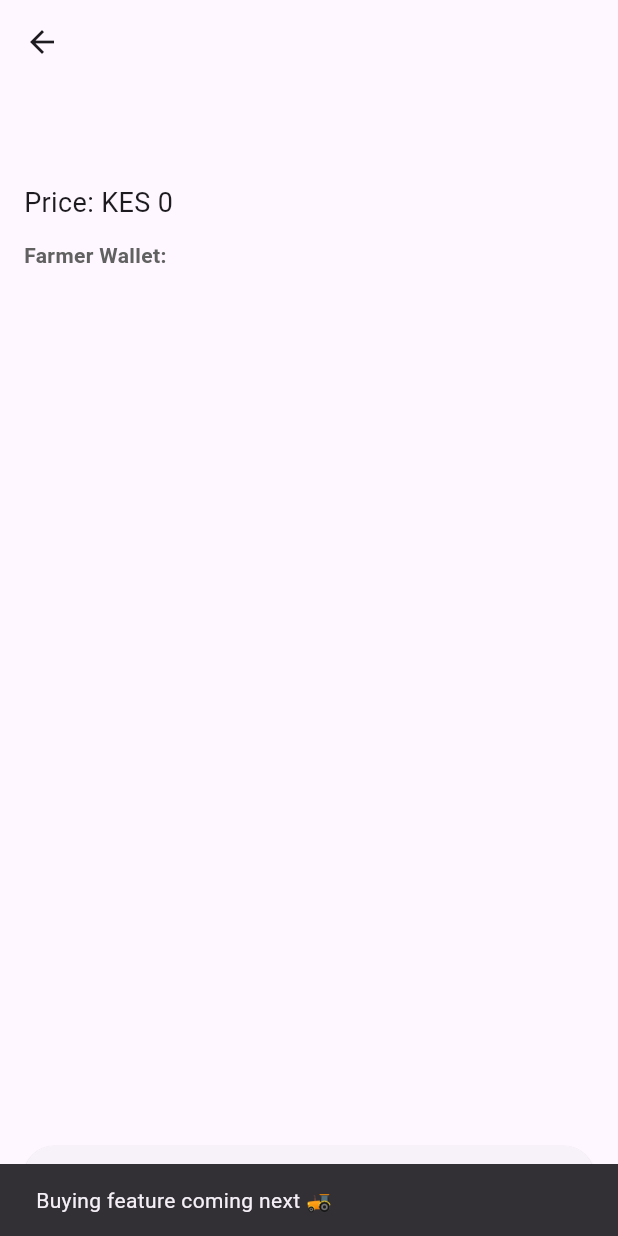
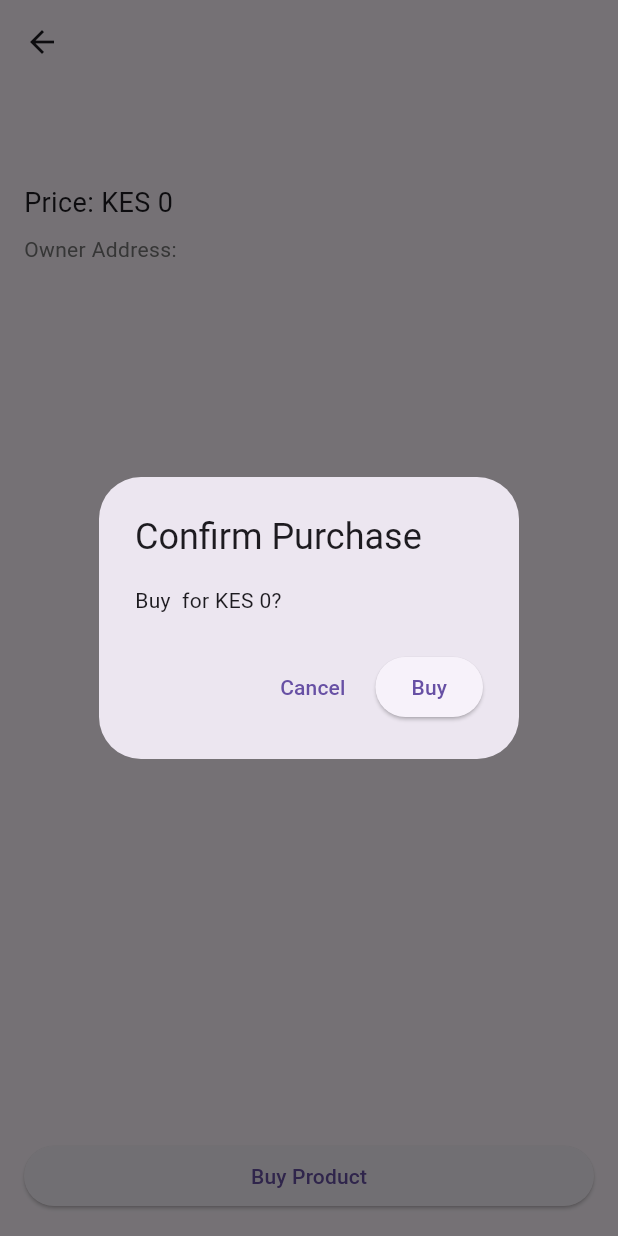
Before and after one commit to Clyn1/Polkadot-Market-Place-App, a Flutter app: the ProductDetailScreen screen opened directly with empty values, after a tap on "Buy Product", on a phone screen of 412 x 824 dp. Run offline on Flutter 3.47's test engine with Material 3 defaults, Android fonts, the phone set to English and light mode, and no system bars.

Commit message:
updated product_detail_screen

```diff
--- a/lib/features/home/product_detail_screen.dart
+++ b/lib/features/home/product_detail_screen.dart
@@ -5,6 +5,35 @@ class ProductDetailScreen extends StatelessWidget {
   final Product product;
 
   const ProductDetailScreen({super.key, required this.product});
+
+  void _showBuyDialog(BuildContext context) {
+    showDialog(
+      context: context,
+      builder: (_) => AlertDialog(
+        title: const Text('Confirm Purchase'),
+        content: Text(
+          'Buy ${product.name} for KES ${product.price}?',
+        ),
+        actions: [
+          TextButton(
+            onPressed: () => Navigator.pop(context),
+            child: const Text('Cancel'),
+          ),
+          ElevatedButton(
+            onPressed: () {
+              Navigator.pop(context);
+              ScaffoldMessenger.of(context).showSnackBar(
+                const SnackBar(
+                  content: Text('Purchase successful (mock)'),
+                ),
+              );
+            },
+            child: const Text('Buy'),
+          ),
+        ],
+      ),
+    );
+  }
 
   @override
   Widget build(BuildContext context) {
@@ -20,45 +49,30 @@ class ProductDetailScreen extends StatelessWidget {
             Text(
               product.name,
               style: const TextStyle(
-                fontSize: 26,
+                fontSize: 24,
                 fontWeight: FontWeight.bold,
               ),
             ),
-            const SizedBox(height: 12),
-
+            const SizedBox(height: 16),
             Text(
               'Price: KES ${product.price}',
               style: const TextStyle(fontSize: 18),
             ),
-            const SizedBox(height: 12),
-
+            const SizedBox(height: 8),
             Text(
-              'Farmer Wallet:',
-              style: TextStyle(
-                fontWeight: FontWeight.bold,
-                color: Colors.grey[700],
-              ),
+              'Owner Address:',
+              style: TextStyle(color: Colors.grey[600]),
             ),
             const SizedBox(height: 4),
-
             Text(
               product.owner,
               style: const TextStyle(fontSize: 14),
             ),
-
             const Spacer(),
-
             SizedBox(
               width: double.infinity,
               child: ElevatedButton(
-                onPressed: () {
-                  // NEXT STEP: blockchain transaction
-                  ScaffoldMessenger.of(context).showSnackBar(
-                    const SnackBar(
-                      content: Text('Buying feature coming next 🚜'),
-                    ),
-                  );
-                },
+                onPressed: () => _showBuyDialog(context),
                 child: const Text('Buy Product'),
               ),
             ),
```
